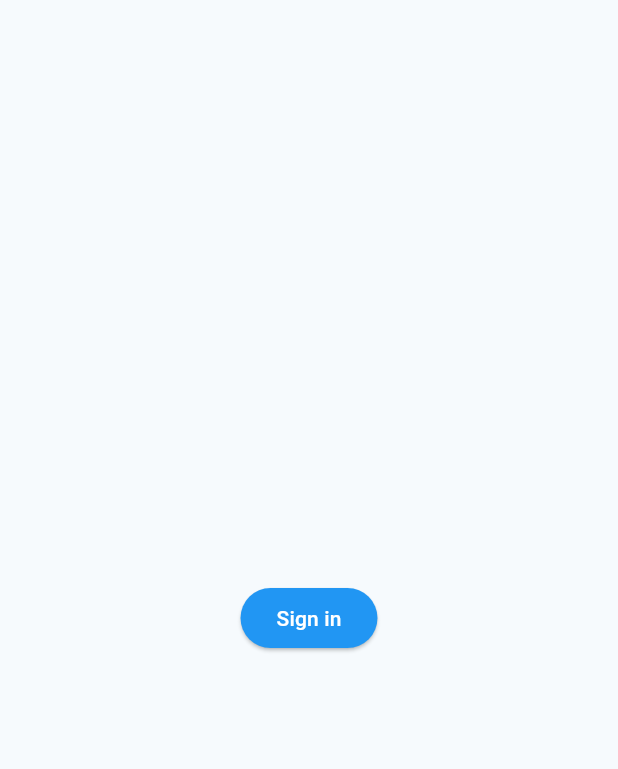
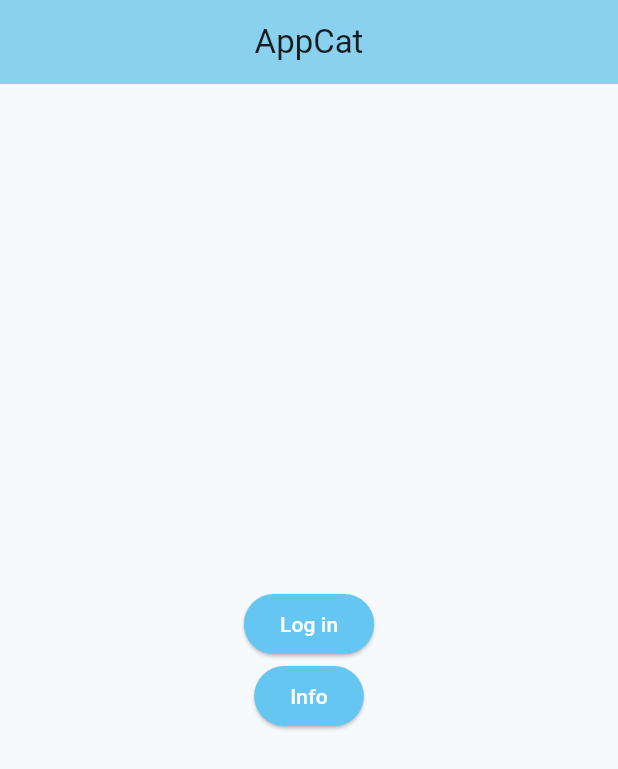
Before and after one commit to KarolPiechaczek/CatApp, a Flutter app: the StartPage screen opened directly, on a phone screen of 412 x 824 dp. Shown: the top 769 px of the screen. Run offline on Flutter 3.47's test engine with Material 3 defaults, Android fonts, the phone set to English and light mode, and no system bars; our stand-ins replace flutter_bloc, get_it, shared_preferences; accounts and stored records are empty; network calls fail.

```diff
--- a/lib/cats_list_page/cats_list_page_bloc.dart
+++ b/lib/cats_list_page/cats_list_page_bloc.dart
@@ -8,23 +8,22 @@ import 'package:flutter_bloc/flutter_bloc.dart';
 import 'package:get_it/get_it.dart';
 
 class CatsListPageBloc extends Bloc<CatsListPageEvent, CatsListPageStates> {
-  CatsListPageBloc() : super(InitialState()) {
-    on<FetchCatsEvent>(onFetchCats);
-    on<ResetStateEvent>(onResetState);
+  CatsListPageBloc() : super(Loading()) {
+    on<FetchCats>(onFetchCats);
+    on<OnInit>(onInitState);
   }
 
-  void onFetchCats(
-      FetchCatsEvent event, Emitter<CatsListPageStates> emit) async {
+  void onFetchCats(FetchCats event, Emitter<CatsListPageStates> emit) async {}
+
+  void onInitState(OnInit event, Emitter<CatsListPageStates> emit) async{
+    emit(Loading());
+
     bool isSignedIn = await GetIt.instance<Helper>().getIfPressedState();
     if (isSignedIn) {
       ApiResult result = await locator<CatService>().getCats();
-      emit(DisplayDataState(result));
+      emit(DisplayCatsList(result));
     } else {
-      emit(NavigateToStartPageState());
+      emit(NavigationToStartPage());
     }
   }
-
-  void onResetState(ResetStateEvent event, Emitter<CatsListPageStates> emit) {
-    emit(InitialState());
-  }
 }
--- a/lib/cats_list_page/cats_list_page_event.dart
+++ b/lib/cats_list_page/cats_list_page_event.dart
@@ -1,5 +1,5 @@
 sealed class CatsListPageEvent{}
 
-class FetchCatsEvent extends CatsListPageEvent{}
+class FetchCats extends CatsListPageEvent{}
 
-class ResetStateEvent extends CatsListPageEvent{}
+class OnInit extends CatsListPageEvent{}
--- a/lib/cats_list_page/cats_list_page_state.dart
+++ b/lib/cats_list_page/cats_list_page_state.dart
@@ -2,13 +2,11 @@ import 'package:first_flutter_app/api_result.dart';
 
 sealed class CatsListPageStates{}
 
-class InitialState extends CatsListPageStates{}
+class Loading extends CatsListPageStates{}
 
-class DisplayDataState extends CatsListPageStates{
+class DisplayCatsList extends CatsListPageStates{
   final ApiResult result;
-  DisplayDataState(this.result);
+  DisplayCatsList(this.result);
 }
 
-class NavigateToStartPageState extends CatsListPageStates{}
-
-class ResetState extends CatsListPageStates{}
+class NavigationToStartPage extends CatsListPageStates{}
--- a/lib/detail_page/detail_page_bloc.dart
+++ b/lib/detail_page/detail_page_bloc.dart
@@ -6,18 +6,17 @@ import 'package:first_flutter_app/injection_container.dart';
 import 'package:flutter_bloc/flutter_bloc.dart';
 
 class DetailPageBloc extends Bloc<DetailPageEvent, DetailStates> {
-  DetailPageBloc() : super(InitialState() as DetailStates) {
-    on<FetchCatDetailsEvent>(onFetchCatDetails);
-    on<ResetStateEvent>(onResetState);
+  DetailPageBloc() : super(Loading()) {
+    on<FetchCatDetails>(onFetchCatDetails);
+    on<OnInit>(onInitState);
   }
 
-  void onFetchCatDetails(
-      FetchCatDetailsEvent event, Emitter<DetailStates> emit) async {
+  void onFetchCatDetails(FetchCatDetails event, Emitter<DetailStates> emit) async {
     ApiResult result = await locator<CatService>().getCatDetails(event.catId);
-    emit(UpdateState(result) as DetailStates);
+    emit(CatDetails(result));
   }
 
-  void onResetState(ResetStateEvent event, Emitter<DetailStates> emit) {
-    emit(InitialState() as DetailStates);
+  void onInitState(OnInit event, Emitter<DetailStates> emit) {
+    emit(Loading());
   }
 }
--- a/lib/detail_page/detail_page_event.dart
+++ b/lib/detail_page/detail_page_event.dart
@@ -1,13 +1,13 @@
 sealed class DetailPageEvent {}
 
-class FetchCatDetailsEvent extends DetailPageEvent {
+class FetchCatDetails extends DetailPageEvent {
   String catId;
 
-  FetchCatDetailsEvent(this.catId);
+  FetchCatDetails(this.catId);
 
   String getCatId() {
     return catId;
   }
 }
 
-class ResetStateEvent extends DetailPageEvent{}
+class OnInit extends DetailPageEvent{}
--- a/lib/detail_page/detail_page_state.dart
+++ b/lib/detail_page/detail_page_state.dart
@@ -2,11 +2,9 @@ import 'package:first_flutter_app/api_result.dart';
 
 sealed class DetailStates{}
 
-class InitialState extends DetailStates{}
+class Loading extends DetailStates{}
 
-class UpdateState extends DetailStates{
+class CatDetails extends DetailStates{
   final ApiResult result;
-  UpdateState(this.result);
+  CatDetails(this.result);
 }
-
-class ResetState extends DetailStates{}
--- a/lib/start-page/start_page.dart
+++ b/lib/start-page/start_page.dart
@@ -5,62 +5,81 @@ import 'package:first_flutter_app/start-page/start_page_state.dart';
 import 'package:flutter/material.dart';
 import 'package:flutter_bloc/flutter_bloc.dart';
 
-class StartPage extends StatefulWidget {
+class StartPage extends StatelessWidget {
   const StartPage({super.key});
 
   @override
-  StartPageState createState() => StartPageState();
+  Widget build(BuildContext context) {
+    Widget view() {
+      return Center(
+        child: Column(
+          mainAxisAlignment: MainAxisAlignment.center,
+          children: [
+            ElevatedButton(
+              style: ButtonStyle(
+                foregroundColor: WidgetStateProperty.all<Color>(Colors.white),
+                backgroundColor: WidgetStateProperty.all<Color>(
+                    const Color.fromARGB(255, 102, 198, 242)),
+              ),
+              onPressed: () {
+                context.read<StartPageBloc>().add(LogIn());
+              },
+              child: const Text('Log in'),
+            ),
+            ElevatedButton(
+              style: ButtonStyle(
+                foregroundColor: WidgetStateProperty.all<Color>(Colors.white),
+                backgroundColor: WidgetStateProperty.all<Color>(
+                    const Color.fromARGB(255, 102, 198, 242)),
+              ),
+              child: const Text('Info'),
+              onPressed: () {
+                showDialog(
+                  context: context,
+                  builder: (context) => const AlertDialog(
+                    title: Center(child: Text('APPCAT')),
+                    content: Text(
+                        'At AppCat you can not only look at pretty pictures of cats, but also learn interesting facts about them!'),
+                  ),
+                );
+              },
+            ),
+          ],
+        ),
+      );
     }
 
-void navigateToCatsListPage(BuildContext context) {
+    void navigateToCatsListPage() {
       Navigator.push(
         context,
         MaterialPageRoute(
           builder: (context) => const CatsListPage(
             title: 'AppCat',
-            )),
+          ),
+        ),
       );
     }
 
-class StartPageState extends State<StartPage> {
-  @override
-  void initState() {
-    context.read<StartPageBloc>().add(CheckIfPressedEvent());
-    super.initState();
+    void loadingCase() {
+      const CircularProgressIndicator();
     }
 
-  @override
-  Widget build(BuildContext context) {
-    return Scaffold(body:
-        BlocBuilder<StartPageBloc, StartPageStates>(builder: (context, state) {
+    return Scaffold(
+      appBar: AppBar(
+          automaticallyImplyLeading: false,
+          backgroundColor: Theme.of(context).colorScheme.inversePrimary,
+          title: const Center(child: Text('AppCat')),
+        ),
+      body: BlocListener<StartPageBloc, StartPageStates>(
+        listener: (context, state) {
           switch (state) {
-        case InitialState():
-          return initialCase();
-
-        case ButtonPressedState():
-          return buttonPressedCase();
+            case Loading():
+              loadingCase();
+            case NavigationToCatsListPage():
+              navigateToCatsListPage();
           }
-    }));
-  }
-
-  Widget initialCase() {
-    return const Center(
-      child: CircularProgressIndicator(),
-    );
-  }
-
-  Widget buttonPressedCase() {
-    return Center(
-      child: ElevatedButton(
-        style: ButtonStyle(
-          foregroundColor: WidgetStateProperty.all<Color>(Colors.white),
-          backgroundColor: WidgetStateProperty.all<Color>(Colors.blue),
-        ),
-        onPressed: () {
-          navigateToCatsListPage(context);
-          context.read<StartPageBloc>().add(SignedInEvent());
         },
-        child: const Text('Sign in'),
+        child: view(),
       ),
     );
   }
--- a/lib/start-page/start_page_bloc.dart
+++ b/lib/start-page/start_page_bloc.dart
@@ -2,22 +2,16 @@ import 'package:first_flutter_app/shared_preferences.dart';
 import 'package:first_flutter_app/start-page/start_page_event.dart';
 import 'package:first_flutter_app/start-page/start_page_state.dart';
 import 'package:flutter_bloc/flutter_bloc.dart';
-
 import '../injection_container.dart';
 
 class StartPageBloc extends Bloc<StartPageEvent, StartPageStates>{
-  StartPageBloc() : super(InitialState() as StartPageStates){
-    on<SignedInEvent>(onSignedIn);
-    on<CheckIfPressedEvent>(onCheckIfPressed);
+  StartPageBloc() : super(Loading()){
+    on<LogIn>(onLogIn);
   }
 
-  void onSignedIn(SignedInEvent event, Emitter<StartPageStates> emit) async{
+  void onLogIn(LogIn event, Emitter<StartPageStates> emit) async{
     await locator<Helper>().saveIfPressedState(true);
-    emit(ButtonPressedState(true) as StartPageStates);
+    emit(NavigationToCatsListPage());
   }
 
-  void onCheckIfPressed(CheckIfPressedEvent event, Emitter<StartPageStates> emit) async{
-    bool? isPressed = await locator<Helper>().getIfPressedState();
-    emit(ButtonPressedState(isPressed) as StartPageStates);
-  }
 }
--- a/lib/start-page/start_page_event.dart
+++ b/lib/start-page/start_page_event.dart
@@ -1,5 +1,3 @@
 sealed class StartPageEvent{}
 
-class SignedInEvent extends StartPageEvent{}
-
-class CheckIfPressedEvent extends StartPageEvent{}
+class LogIn extends StartPageEvent{}
--- a/lib/start-page/start_page_state.dart
+++ b/lib/start-page/start_page_state.dart
@@ -1,8 +1,6 @@
 sealed class StartPageStates{}
 
-class InitialState extends StartPageStates{}
+class Loading extends StartPageStates{}
 
-class ButtonPressedState extends StartPageStates{
-  final bool isSignInButtonPressed;
-  ButtonPressedState(this.isSignInButtonPressed);
+class NavigationToCatsListPage extends StartPageStates{
 }
```
Also changed, not shown: lib/cats_list_page/cats_list_page.dart (+26 -31 lines), lib/detail_page/detail_page.dart (+4 -10 lines). Lines whose indentation alone changed are shown as unchanged.
